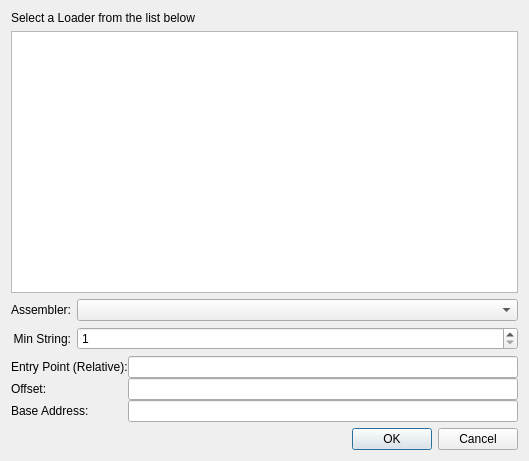
Above: dialogs/loaderdialog/loaderdialog.ui from REDasmOrg/REDasm before the change. Below: the same form after it.
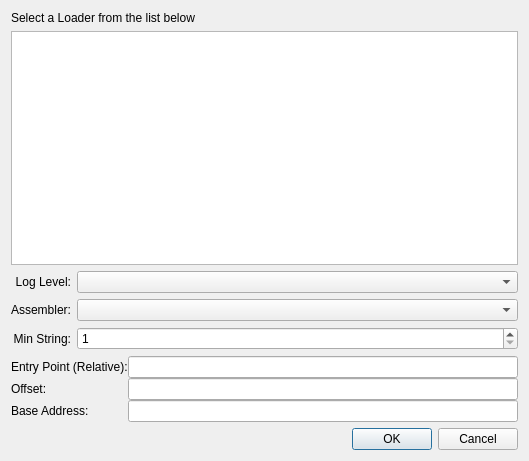
That is the form after the change.

Commit message: LoaderDialog: Added log level, update submodules

The edit to the form file:
```diff
--- a/dialogs/loaderdialog/loaderdialog.ui
+++ b/dialogs/loaderdialog/loaderdialog.ui
@@ -37,6 +37,19 @@
    <item>
     <layout class="QGridLayout" name="gridLayout_2" columnstretch="0,1">
      <item row="0" column="0">
+      <widget class="QLabel" name="label_7">
+       <property name="text">
+        <string>Log Level:</string>
+       </property>
+       <property name="alignment">
+        <set>Qt::AlignRight|Qt::AlignTrailing|Qt::AlignVCenter</set>
+       </property>
+      </widget>
+     </item>
+     <item row="0" column="1">
+      <widget class="QComboBox" name="cbLogLevel"/>
+     </item>
+     <item row="1" column="0">
       <widget class="QLabel" name="label">
        <property name="text">
         <string>Assembler:</string>
@@ -46,10 +59,10 @@
        </property>
       </widget>
      </item>
-     <item row="0" column="1">
+     <item row="1" column="1">
       <widget class="QComboBox" name="cbAssembler"/>
      </item>
-     <item row="1" column="0">
+     <item row="2" column="0">
       <widget class="QLabel" name="label_5">
        <property name="text">
         <string>Min String:</string>
@@ -59,7 +72,7 @@
        </property>
       </widget>
      </item>
-     <item row="1" column="1">
+     <item row="2" column="1">
       <widget class="QSpinBox" name="sbMinString">
        <property name="minimum">
         <number>1</number>
```
The commit also changes 4 other files.
